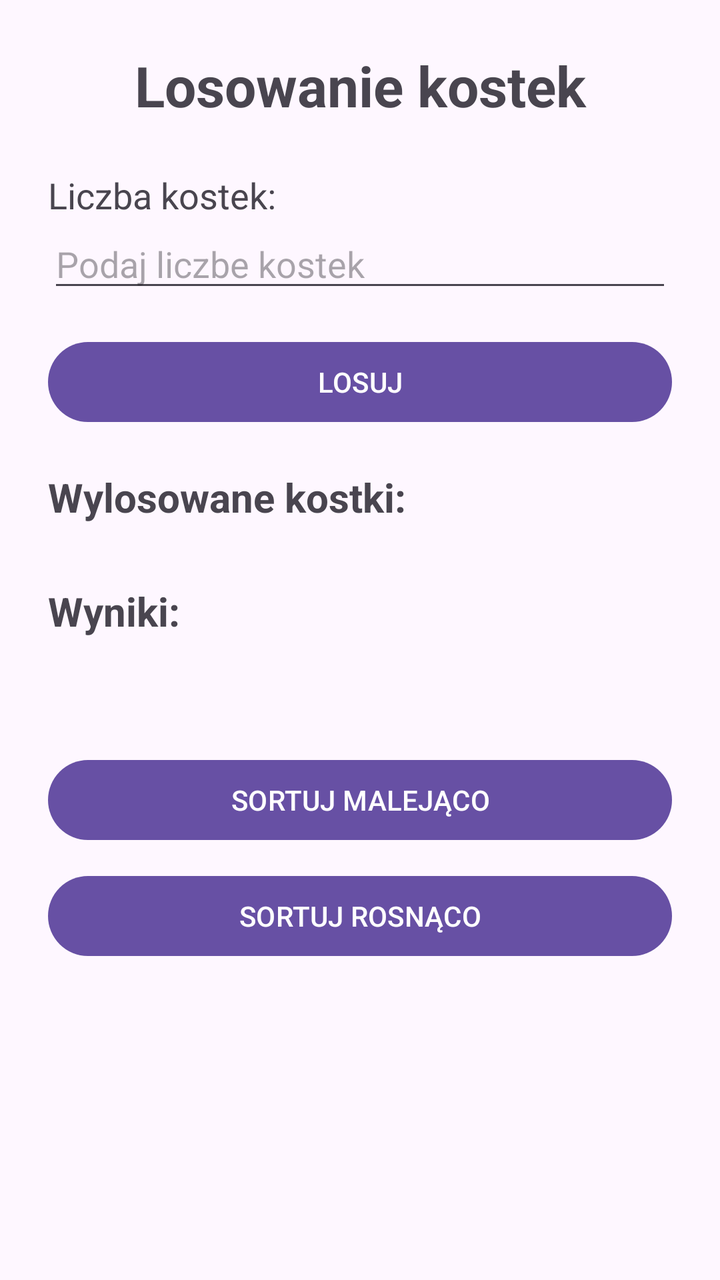
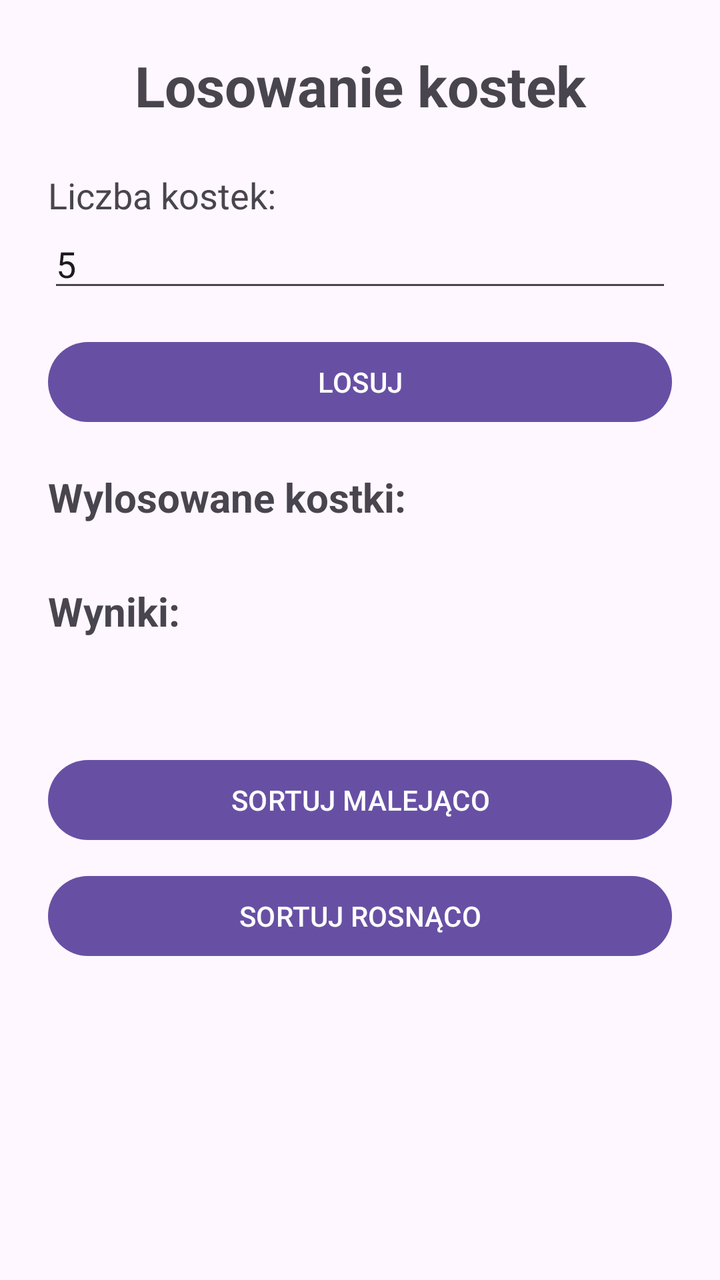

Before-and-after screenshots of an Android layout around one commit, followed by the original layout XML and the change that was made.
<!-- AndroidManifest.xml: application theme Theme.Project3_android -->
<!-- res/layout/activity_main.xml -->
<?xml version="1.0" encoding="utf-8"?>
<androidx.constraintlayout.widget.ConstraintLayout xmlns:android="http://schemas.android.com/apk/res/android"
    xmlns:tools="http://schemas.android.com/tools"
    android:id="@+id/main"
    android:layout_width="match_parent"
    android:layout_height="match_parent"
    tools:context=".MainActivity">

    <LinearLayout
        android:orientation="vertical"
        android:layout_width="match_parent"
        android:layout_height="match_parent"
        android:padding="24dp">

        <TextView
            android:layout_width="match_parent"
            android:layout_height="wrap_content"
            android:layout_marginBottom="24dp"
            android:gravity="top|center"
            android:text="Losowanie kostek"
            android:textSize="28sp"
            android:textStyle="bold"/>


        <TextView
            android:layout_width="match_parent"
            android:layout_height="wrap_content"
            android:text="Liczba kostek:"
            android:textSize="18sp"/>


        <EditText
            android:id="@+id/editTextLiczbaKostek"
            android:layout_width="match_parent"
            android:layout_height="wrap_content"
            android:hint="Podaj liczbe kostek"
            android:inputType="number"/>
        <Button
            android:id="@+id/btnLosuj"
            android:layout_width="match_parent"
            android:layout_height="wrap_content"
            android:layout_marginTop="16dp"
            android:text="LOSUJ"/>

        <TextView
            android:layout_width="wrap_content"
            android:layout_height="wrap_content"
            android:layout_marginTop="20dp"
            android:textSize="20sp"
            android:textStyle="bold"
            android:text="Wylosowane kostki:"/>

        <GridLayout
            android:id="@+id/gridKostki"
            android:layout_width="match_parent"
            android:layout_height="wrap_content"
            android:layout_marginTop="10dp"
            android:alignmentMode="alignMargins"
            android:columnCount="1"
            android:layout_gravity="center"
            android:useDefaultMargins="true"
            />

        <TextView
            android:layout_width="wrap_content"
            android:layout_height="wrap_content"
            android:layout_marginTop="20dp"
            android:textSize="20sp"
            android:textStyle="bold"
            android:text="Wyniki:"/>
        
        <TextView
            android:id="@+id/textViewWyniki"
            android:layout_width="match_parent"
            android:layout_height="wrap_content"
            android:layout_gravity="center"
            android:padding="10dp"
            android:textSize="20sp"/>

        <Button
            android:id="@+id/btnMalejaco"
            android:layout_width="match_parent"
            android:layout_height="wrap_content"
            android:layout_marginTop="10dp"
            android:text="SORTUJ MALEJĄCO"/>

        <Button
            android:id="@+id/btnRosnaco"
            android:layout_width="match_parent"
            android:layout_height="wrap_content"
            android:layout_marginTop="10dp"
            android:text="SORTUJ ROSNĄCO"/>
    </LinearLayout>

</androidx.constraintlayout.widget.ConstraintLayout>
<!-- resources referenced by this layout -->
<resources>
  <style name="Theme.Project3_android" parent="Base.Theme.Project3_android" />
  <style name="Base.Theme.Project3_android" parent="Theme.Material3.DayNight.NoActionBar">
          
          
      </style>
</resources>

<!-- the commit's change to res/layout/activity_main.xml (unified diff, before → after) -->
@@ -6,90 +6,97 @@
     android:layout_height="match_parent"
     tools:context=".MainActivity">
 
-    <LinearLayout
-        android:orientation="vertical"
+    <ScrollView
         android:layout_width="match_parent"
-        android:layout_height="match_parent"
-        android:padding="24dp">
+        android:layout_height="match_parent">
 
-        <TextView
+        <LinearLayout
+            android:orientation="vertical"
             android:layout_width="match_parent"
-            android:layout_height="wrap_content"
-            android:layout_marginBottom="24dp"
-            android:gravity="top|center"
-            android:text="Losowanie kostek"
-            android:textSize="28sp"
-            android:textStyle="bold"/>
+            android:layout_height="match_parent"
+            android:padding="24dp">
+
+            <TextView
+                android:layout_width="match_parent"
+                android:layout_height="wrap_content"
+                android:layout_marginBottom="24dp"
+                android:gravity="top|center"
+                android:text="Losowanie kostek"
+                android:textSize="28sp"
+                android:textStyle="bold"/>
 
 
-        <TextView
-            android:layout_width="match_parent"
-            android:layout_height="wrap_content"
-            android:text="Liczba kostek:"
-            android:textSize="18sp"/>
+            <TextView
+                android:layout_width="match_parent"
+                android:layout_height="wrap_content"
+                android:text="Liczba kostek:"
+                android:textSize="18sp"/>
 
 
-        <EditText
-            android:id="@+id/editTextLiczbaKostek"
-            android:layout_width="match_parent"
-            android:layout_height="wrap_content"
-            android:hint="Podaj liczbe kostek"
-            android:inputType="number"/>
-        <Button
-            android:id="@+id/btnLosuj"
-            android:layout_width="match_parent"
-            android:layout_height="wrap_content"
-            android:layout_marginTop="16dp"
-            android:text="LOSUJ"/>
+            <EditText
+                android:id="@+id/editTextLiczbaKostek"
+                android:layout_width="match_parent"
+                android:layout_height="wrap_content"
+                android:hint="Podaj liczbe kostek"
+                android:text = "5"
+                android:inputType="number"/>
+            <Button
+                android:id="@+id/btnLosuj"
+                android:layout_width="match_parent"
+                android:layout_height="wrap_content"
+                android:layout_marginTop="16dp"
+                android:text="LOSUJ"/>
 
-        <TextView
-            android:layout_width="wrap_content"
-            android:layout_height="wrap_content"
-            android:layout_marginTop="20dp"
-            android:textSize="20sp"
-            android:textStyle="bold"
-            android:text="Wylosowane kostki:"/>
+            <TextView
+                android:layout_width="wrap_content"
+                android:layout_height="wrap_content"
+                android:layout_marginTop="20dp"
+                android:textSize="20sp"
+                android:textStyle="bold"
+                android:text="Wylosowane kostki:"/>
 
-        <GridLayout
-            android:id="@+id/gridKostki"
-            android:layout_width="match_parent"
-            android:layout_height="wrap_content"
-            android:layout_marginTop="10dp"
-            android:alignmentMode="alignMargins"
-            android:columnCount="1"
-            android:layout_gravity="center"
-            android:useDefaultMargins="true"
-            />
+            <GridLayout
+                android:id="@+id/gridKostki"
+                android:layout_width="match_parent"
+                android:layout_height="wrap_content"
+                android:layout_marginTop="10dp"
+                android:alignmentMode="alignMargins"
+                android:columnCount="9"
+                android:layout_gravity="center"
+                android:useDefaultMargins="true"
+                />
 
-        <TextView
-            android:layout_width="wrap_content"
-            android:layout_height="wrap_content"
-            android:layout_marginTop="20dp"
-            android:textSize="20sp"
-            android:textStyle="bold"
-            android:text="Wyniki:"/>
-        
-        <TextView
-            android:id="@+id/textViewWyniki"
-            android:layout_width="match_parent"
-            android:layout_height="wrap_content"
-            android:layout_gravity="center"
-            android:padding="10dp"
-            android:textSize="20sp"/>
+            <TextView
+                android:layout_width="wrap_content"
+                android:layout_height="wrap_content"
+                android:layout_marginTop="20dp"
+                android:textSize="20sp"
+                android:textStyle="bold"
+                android:text="Wyniki:"/>
 
-        <Button
-            android:id="@+id/btnMalejaco"
-            android:layout_width="match_parent"
-            android:layout_height="wrap_content"
-            android:layout_marginTop="10dp"
-            android:text="SORTUJ MALEJĄCO"/>
+            <TextView
+                android:id="@+id/textViewWyniki"
+                android:layout_width="match_parent"
+                android:layout_height="wrap_content"
+                android:layout_gravity="center"
+                android:padding="10dp"
+                android:textSize="20sp"/>
 
-        <Button
-            android:id="@+id/btnRosnaco"
-            android:layout_width="match_parent"
-            android:layout_height="wrap_content"
-            android:layout_marginTop="10dp"
-            android:text="SORTUJ ROSNĄCO"/>
-    </LinearLayout>
+            <Button
+                android:id="@+id/btnMalejaco"
+                android:layout_width="match_parent"
+                android:layout_height="wrap_content"
+                android:layout_marginTop="10dp"
+                android:text="SORTUJ MALEJĄCO"/>
+
+            <Button
+                android:id="@+id/btnRosnaco"
+                android:layout_width="match_parent"
+                android:layout_height="wrap_content"
+                android:layout_marginTop="10dp"
+                android:text="SORTUJ ROSNĄCO"/>
+        </LinearLayout>
+
+    </ScrollView>
 
 </androidx.constraintlayout.widget.ConstraintLayout>
